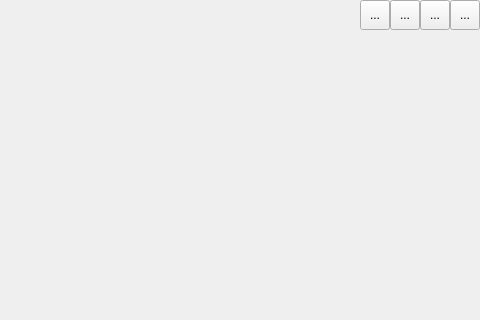
This is mainwindow.ui in allanpoebottle/QtFrameless as Qt 5 draws it before an edit; both pictures show x 407 to 887 and y 0 to 320 of the 887 by 628 pixel window. The edited form follows.
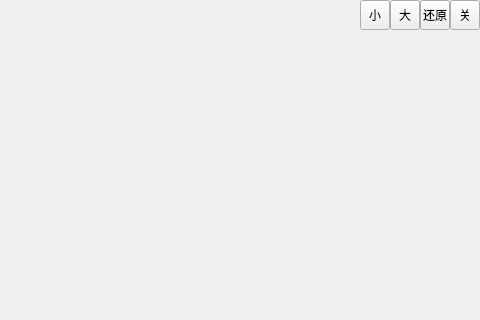
This is the edited form.

Diff of the .ui file:
```diff
--- a/mainwindow.ui
+++ b/mainwindow.ui
@@ -63,7 +63,7 @@
              </size>
             </property>
             <property name="text">
-             <string>...</string>
+             <string>小</string>
             </property>
            </widget>
           </item>
@@ -82,7 +82,7 @@
              </size>
             </property>
             <property name="text">
-             <string>...</string>
+             <string>大</string>
             </property>
            </widget>
           </item>
@@ -101,7 +101,7 @@
              </size>
             </property>
             <property name="text">
-             <string>...</string>
+             <string>还原</string>
             </property>
            </widget>
           </item>
@@ -120,7 +120,7 @@
              </size>
             </property>
             <property name="text">
-             <string>...</string>
+             <string>关</string>
             </property>
            </widget>
           </item>
```
Left out of the diff: 2 changed lines with no effect on the pictures.
